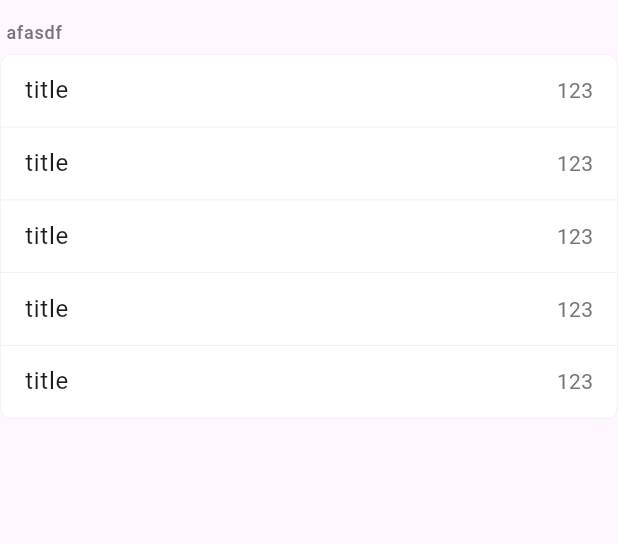
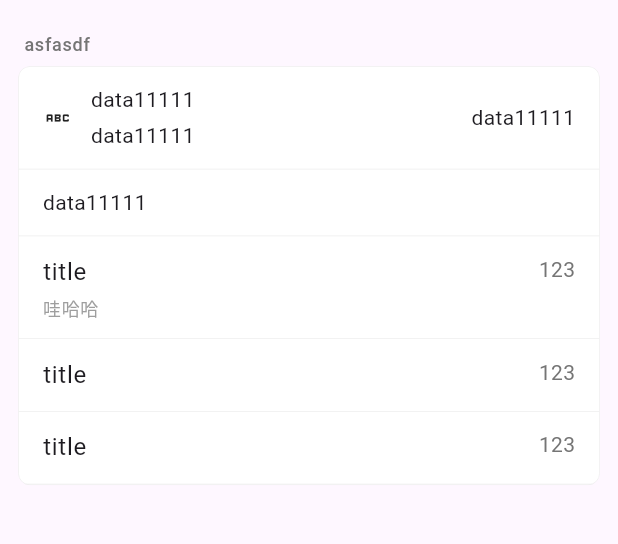
Before and after one commit to nvmms/vant, a Flutter app: the VanCellExample screen opened directly, on a phone screen of 412 x 824 dp, the part 63-607 px from its top. Run offline on Flutter 3.47's test engine with Material 3 defaults, Android fonts, the phone set to English and light mode, and no system bars; our stand-ins replace dio, easy_refresh, like_button, preload_page_view, video_player, visibility_detector.

Commit message:
refeat:完善VanCell

```diff
--- a/example/lib/van_cell_example.dart
+++ b/example/lib/van_cell_example.dart
@@ -11,11 +11,24 @@ class VanCellExample extends StatelessWidget {
         title: const Text("VantActionBar"),
       ),
       body: VanCellGroup(
-        title: "afasdf",
+        title: "asfasdf",
+        inset: true,
         children: [
-          VanCell(title: "title", value: "123"),
-          VanCell(title: "title", value: "123"),
-          VanCell(title: "title", value: "123"),
+          VanCell(
+            titleWidget: Text("data11111"),
+            labelWidget: Text("data11111"),
+            valueWidget: Text("data11111"),
+            title: "AAA",
+            icon: Icons.abc,
+            center: true,
+            onTap: () {
+              print("object");
+            },
+          ),
+          VanCell(
+            titleWidget: Text("data11111"),
+          ),
+          VanCell(title: "title", label: "哇哈哈", value: "123"),
           VanCell(title: "title", value: "123"),
           VanCell(title: "title", value: "123"),
         ],
--- a/lib/src/cell/cell-group.dart
+++ b/lib/src/cell/cell-group.dart
@@ -18,8 +18,9 @@ class VanCellGroup extends StatelessWidget {
     final BorderRadius borderRadius = BorderRadius.circular(8.0);
 
     return Container(
-      // margin:
-      //     margin ?? const EdgeInsets.symmetric(vertical: 8.0, horizontal: 12.0),
+      margin: inset
+          ? const EdgeInsets.symmetric(vertical: 8.0, horizontal: 12.0)
+          : EdgeInsets.zero,
       child: Column(
         crossAxisAlignment: CrossAxisAlignment.start,
         children: [
@@ -42,7 +43,12 @@ class VanCellGroup extends StatelessWidget {
                 borderRadius: borderRadius,
               ),
               child: Column(
-                children: children,
+                children: List.generate(children.length, (index) {
+                  final isLast = index == children.length - 1;
+                  final cell = children[index];
+                  // 动态覆盖 border 属性
+                  return cell;
+                }),
               ),
             ),
           ),
--- a/lib/src/cell/cell.dart
+++ b/lib/src/cell/cell.dart
@@ -1,52 +1,140 @@
 import 'package:flutter/material.dart';
 
+enum VanCellArrowDirection {
+  left,
+  up,
+  down,
+  right,
+}
+
 class VanCell extends StatelessWidget {
+  final String? title;
+  final String? value;
+  final String? label;
+
+  final double? size;
   final IconData? icon;
-  final String title;
-  final String? label;
-  final String? value;
+  final String? url;
+  final bool border;
+  final bool replace;
+  final bool clickable;
   final bool isLink;
+  final bool required;
+  final bool center;
+  final VanCellArrowDirection arrowDirection;
   final VoidCallback? onTap;
+
+  final Widget? titleWidget;
+  final Widget? valueWidget;
+  final Widget? labelWidget;
+  final Widget? iconWidget;
+  final Widget? rightIconWidget;
+  final Widget? extraWidget;
 
   const VanCell({
     super.key,
+    this.title,
+    this.titleWidget,
+    this.value,
+    this.valueWidget,
+    this.label,
+    this.labelWidget,
+    this.size,
     this.icon,
-    required this.title,
-    this.label,
-    this.value,
+    this.url,
+    this.border = true,
+    this.replace = false,
+    this.clickable = true,
     this.isLink = false,
+    this.required = false,
+    this.center = false,
+    this.arrowDirection = VanCellArrowDirection.right,
     this.onTap,
+    this.iconWidget,
+    this.rightIconWidget,
+    this.extraWidget,
   });
+
+  IconData _getArrowIcon() {
+    switch (arrowDirection) {
+      case VanCellArrowDirection.left:
+        return Icons.chevron_left;
+      case VanCellArrowDirection.up:
+        return Icons.expand_less;
+      case VanCellArrowDirection.down:
+        return Icons.expand_more;
+      case VanCellArrowDirection.right:
+      default:
+        return Icons.chevron_right;
+    }
+  }
 
   @override
   Widget build(BuildContext context) {
     final textTheme = Theme.of(context).textTheme;
-
-    return InkWell(
-      onTap: onTap,
+    return Material(
+      color: Colors.transparent,
+      child: InkWell(
+        onTap: clickable ? onTap : null,
         child: Container(
           padding: const EdgeInsets.symmetric(horizontal: 16.0, vertical: 12.0),
-        decoration: const BoxDecoration(
-          border: Border(
+          decoration: BoxDecoration(
+            border: border
+                ? const Border(
                     bottom: BorderSide(color: Color(0xFFEDEDED), width: 0.5),
-          ),
+                  )
+                : null,
           ),
           child: Row(
-          crossAxisAlignment: label != null
+            crossAxisAlignment: label != null && labelWidget != null
                 ? CrossAxisAlignment.start
-              : CrossAxisAlignment.center,
+                : center
+                    ? CrossAxisAlignment.center
+                    : CrossAxisAlignment.start,
             children: [
-            if (icon != null)
+              if (iconWidget != null)
                 Padding(
                   padding: const EdgeInsets.only(right: 12.0),
-                child: Icon(icon, size: 20),
+                  child: iconWidget!,
+                )
+              else if (icon != null)
+                Padding(
+                  padding: const EdgeInsets.only(right: 12.0),
+                  child: Icon(icon, size: size ?? 20),
                 ),
               Expanded(
                 child: Column(
                   crossAxisAlignment: CrossAxisAlignment.start,
+                  mainAxisAlignment: center
+                      ? MainAxisAlignment.center
+                      : MainAxisAlignment.start,
                   children: [
-                  Text(title, style: textTheme.bodyLarge),
-                  if (label != null)
+                    Row(
+                      crossAxisAlignment: CrossAxisAlignment.center,
+                      children: [
+                        if (titleWidget != null)
+                          titleWidget!
+                        else if (title != null)
+                          Text(
+                            title!,
+                            style: textTheme.bodyLarge,
+                          ),
+                        if (required)
+                          const Padding(
+                            padding: EdgeInsets.only(left: 4.0),
+                            child: Text(
+                              '*',
+                              style: TextStyle(color: Colors.red),
+                            ),
+                          ),
+                      ],
+                    ),
+                    if (labelWidget != null)
+                      Padding(
+                        padding: const EdgeInsets.only(top: 4.0),
+                        child: labelWidget!,
+                      )
+                    else if (label != null)
                       Padding(
                         padding: const EdgeInsets.only(top: 4.0),
                         child: Text(
@@ -58,21 +146,42 @@ class VanCell extends StatelessWidget {
                   ],
                 ),
               ),
-            if (value != null)
+              if (extraWidget != null)
+                Padding(
+                  padding: const EdgeInsets.only(left: 8.0),
+                  child: extraWidget!,
+                ),
+              if (valueWidget != null)
+                Padding(
+                  padding: const EdgeInsets.only(left: 12.0),
+                  child: valueWidget!,
+                )
+              else if (value != null)
                 Padding(
                   padding: const EdgeInsets.only(left: 12.0),
                   child: Text(
                     value!,
                     style:
                         textTheme.bodyMedium?.copyWith(color: Colors.grey[600]),
+                    textAlign: TextAlign.right,
                   ),
                 ),
-            if (isLink)
-              const Padding(
-                padding: EdgeInsets.only(left: 4.0),
-                child: Icon(Icons.chevron_right, size: 20, color: Colors.grey),
+              if (rightIconWidget != null)
+                Padding(
+                  padding: const EdgeInsets.only(left: 4.0),
+                  child: rightIconWidget!,
+                )
+              else if (isLink)
+                Padding(
+                  padding: const EdgeInsets.only(left: 4.0),
+                  child: Icon(
+                    _getArrowIcon(),
+                    size: 20,
+                    color: Colors.grey,
+                  ),
                 ),
             ],
+          ),
         ),
       ),
     );
```
Lines whose indentation alone changed are shown as unchanged.
